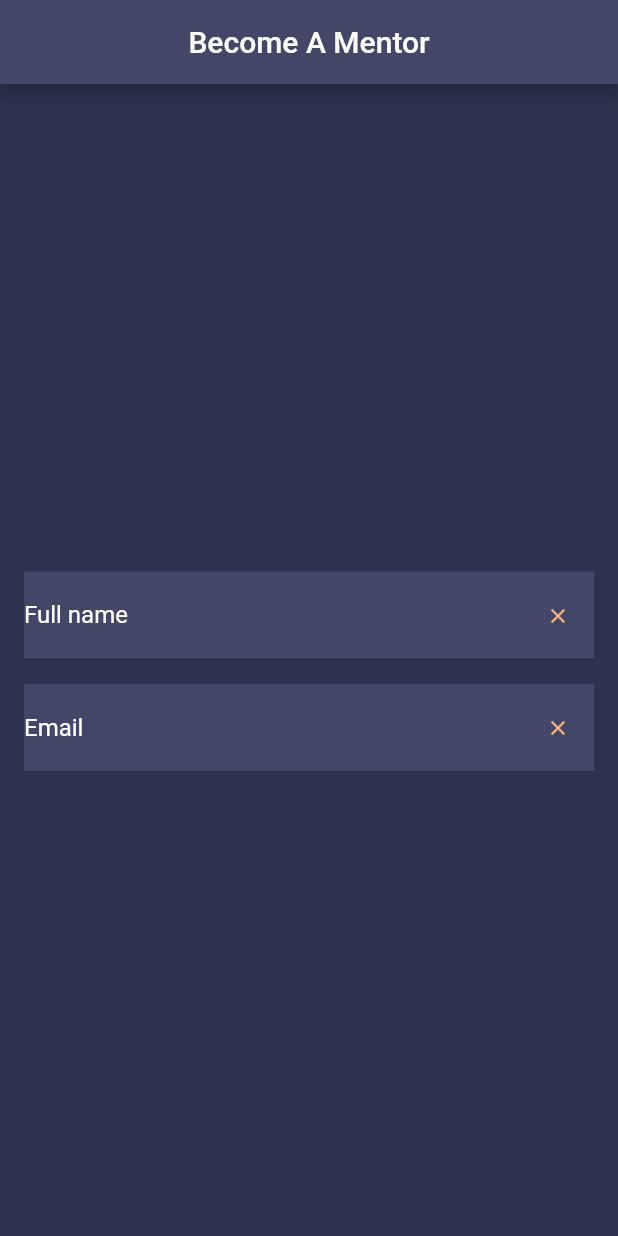
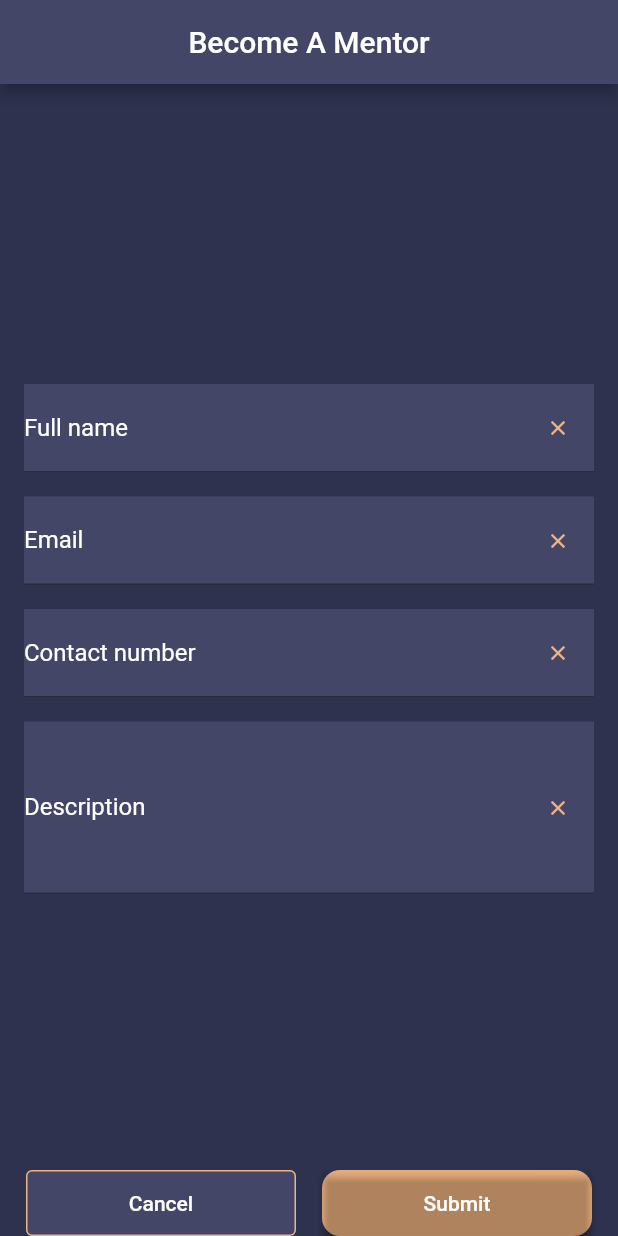
Before and after one commit to JadyMcIntyre/god_sufficient, a Flutter app: the screen it shows after launch, on a phone screen of 412 x 824 dp. Run offline on Flutter 3.47's test engine with Material 2 defaults, Android fonts, the phone set to English and light mode, and no system bars; our stand-ins replace get.

Commit message:
created some custom extensions and widgets

```diff
--- a/lib/app/modules/mentor/views/mentor_view.dart
+++ b/lib/app/modules/mentor/views/mentor_view.dart
@@ -1,7 +1,10 @@
 import 'package:flutter/material.dart';
 
 import 'package:get/get.dart';
+import 'package:god_sufficient/extensions/app_bar_ext.dart';
 import 'package:god_sufficient/extensions/text_form_field_ext.dart';
+import 'package:god_sufficient/widgets/buttons/gradient_button.dart';
+import 'package:god_sufficient/widgets/buttons/gs_outlined_button.dart';
 
 import '../controllers/mentor_controller.dart';
 import 'package:god_sufficient/assets/colors.dart';
@@ -12,14 +15,7 @@ class MentorView extends GetView<MentorController> {
   Widget build(BuildContext context) {
     return Scaffold(
       backgroundColor: GodSufficientColors.background,
-      appBar: AppBar(
-        title: const Text(
-          'Become A Mentor',
-          style: TextStyle(color: GodSufficientColors.text),
-        ),
-        centerTitle: true,
-        backgroundColor: GodSufficientColors.greyBlueAccent,
-      ),
+      appBar: AppBar().defaultAppBar(titleText: 'Become A Mentor'),
       body: Center(
         child: Padding(
           padding: const EdgeInsets.all(16.0),
@@ -31,18 +27,46 @@ class MentorView extends GetView<MentorController> {
                 child: Container(
                   color: GodSufficientColors.greyBlueAccent,
                   child: TextFormField()
-                      .defaultTextField('Full name', 'e.g. John Doe'),
+                      .defaultTextField('Full name', 'E.g. John Doe'),
                 ),
               ),
               Container(
                 color: GodSufficientColors.greyBlueAccent,
-                child:
-                    TextFormField().defaultTextField('Email', 'e.g. John Doe'),
+                child: TextFormField()
+                    .defaultTextField('Email', 'E.g. john@gmail.com'),
+              ),
+              Padding(
+                padding: const EdgeInsets.symmetric(vertical: 16),
+                child: Container(
+                  color: GodSufficientColors.greyBlueAccent,
+                  child: TextFormField()
+                      .phoneTextField('Contact number', 'E.g. 082 123 4567'),
+                ),
+              ),
+              Container(
+                color: GodSufficientColors.greyBlueAccent,
+                child: TextFormField().descriptionTextField(
+                    'Description', 'Tell us a little bit about yourself.'),
               ),
             ],
           ),
         ),
       ),
+      bottomNavigationBar: SafeArea(
+        child: Row(
+          mainAxisAlignment: MainAxisAlignment.spaceEvenly,
+          children: [
+            GSOutlinedButton(
+              onPressed: () {},
+              child: const Text('Cancel'),
+            ),
+            GradientButton(
+              onTap: () {},
+              text: 'Submit',
+            ),
+          ],
+        ),
+      ),
     );
   }
 }
--- /dev/null
+++ b/lib/widgets/buttons/gradient_button.dart
@@ -0,0 +1,54 @@
+import 'package:flutter/material.dart';
+import 'package:get/get.dart';
+import 'package:god_sufficient/assets/colors.dart';
+
+class GradientButton extends StatelessWidget {
+  final VoidCallback onTap;
+  final String? text;
+  final double? width;
+  final double? height;
+  final EdgeInsetsGeometry? margin;
+
+  const GradientButton({
+    super.key,
+    required this.onTap,
+    this.text,
+    this.width,
+    this.height,
+    this.margin,
+  });
+
+  @override
+  Widget build(BuildContext context) {
+    // The RepaintBoundary fixes the flicker on iOS. Not sure if there is a better solution.
+    return RepaintBoundary(
+      child: Container(
+        height: 44,
+        width: 180,
+        margin: margin ?? EdgeInsets.zero,
+        decoration: const BoxDecoration(
+          border: null,
+          gradient: LinearGradient(
+            begin: Alignment.centerLeft,
+            end: Alignment.centerRight,
+            stops: [0, 1],
+            colors: [
+              GodSufficientColors.apricotAccent,
+              GodSufficientColors.apricotAccent
+            ],
+          ),
+          borderRadius: BorderRadius.all(Radius.circular(12)),
+        ),
+        child: ElevatedButton(
+            style: ElevatedButton.styleFrom(
+              backgroundColor: Colors.transparent,
+            ),
+            onPressed: onTap,
+            child: Text(
+              text ?? 'Continue'.tr,
+              textAlign: TextAlign.center,
+            )),
+      ),
+    );
+  }
+}
--- /dev/null
+++ b/lib/widgets/buttons/gs_outlined_button.dart
@@ -0,0 +1,35 @@
+import 'package:flutter/material.dart';
+import 'package:god_sufficient/assets/colors.dart';
+
+class GSOutlinedButton extends StatelessWidget {
+  final VoidCallback onPressed;
+  final Widget? child;
+  final double? width;
+  final double? height;
+
+  const GSOutlinedButton({
+    super.key,
+    required this.onPressed,
+    this.child,
+    this.width,
+    this.height,
+  });
+
+  @override
+  Widget build(BuildContext context) {
+    return Container(
+      height: 44,
+      width: 180,
+      decoration: const BoxDecoration(shape: BoxShape.circle),
+      child: OutlinedButton(
+        style: OutlinedButton.styleFrom(
+          backgroundColor: GodSufficientColors.greyBlueAccent,
+          foregroundColor: GodSufficientColors.text,
+          side: const BorderSide(color: GodSufficientColors.apricotAccent),
+        ),
+        onPressed: onPressed,
+        child: child ?? const SizedBox.shrink(),
+      ),
+    );
+  }
+}
```
Also changed, not shown: lib/extensions/app_bar_ext.dart (added, +23 -0 lines), lib/extensions/text_form_field_ext.dart (+41 -0 lines).
